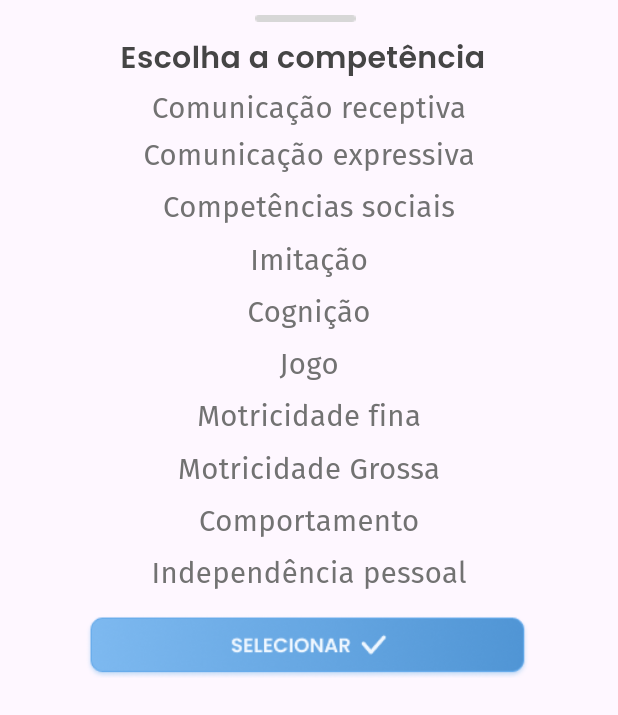
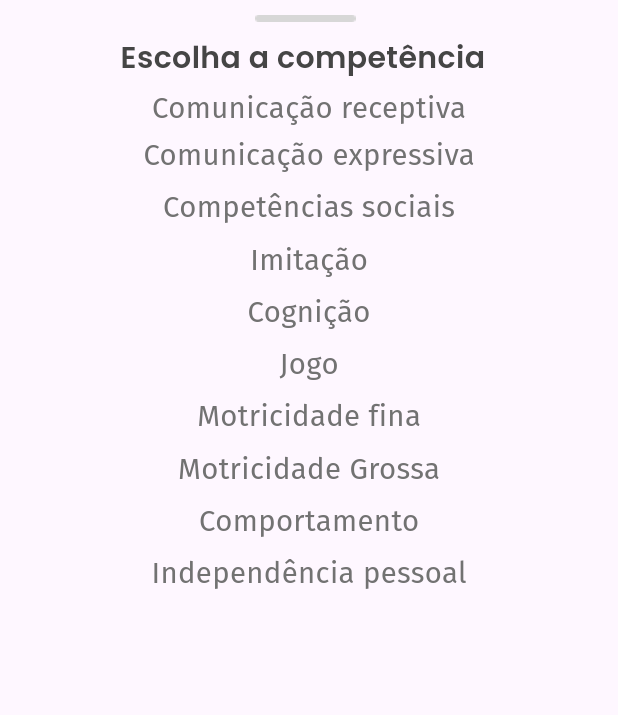
Before and after one commit to Conpec-Projetos/SocialMentes, a Flutter app: the CompetenciasList widget shown alone on an empty page, opened directly, on a phone screen of 412 x 824 dp. Shown: the top 715 px of the screen. Run offline on Flutter 3.47's test engine with Material 3 defaults, Android fonts, the light colour scheme and no system bars; our stand-ins replace google_fonts.

Commit message:
Quando opção é pressionada está ficando azul e quando apertado o botão de selecionar ele some (está certo), só falta sumir a pequena tela quando o botão secelcionar é apertado

```diff
--- a/social_mentes_app/lib/src/view/screens/tela4.dart
+++ b/social_mentes_app/lib/src/view/screens/tela4.dart
@@ -15,6 +15,7 @@ class CreateProtocols extends StatefulWidget {
     bool state_button3 = false;
     bool state_button4 = false;
     bool state_icon_arrow = false;
+    bool iconTapped = false;
 
     Color bordaButton = Color.fromRGBO(171, 171, 171, 1);
 
@@ -57,6 +58,11 @@ class CreateProtocols extends StatefulWidget {
       }
     }
 
+    void uptade_iconTap(bool iconTap){
+      setState(() {
+        iconTapped = iconTap;
+      });
+    }
 
   @override
   Widget build(BuildContext context) {
@@ -483,12 +489,41 @@ class CreateProtocols extends StatefulWidget {
   }
 }
 
-class CompetenciasList extends StatelessWidget{
+class CompetenciasList extends StatefulWidget {
+  @override
+  _CompetenciasListState createState() => _CompetenciasListState();
+}
+
+class _CompetenciasListState extends State<CompetenciasList> {
   final List<String> competencias = [
-    'Comunicação receptiva','Comunicação expressiva',
-    'Competências sociais', "Imitação","Cognição","Jogo","Motricidade fina",
-    "Motricidade Grossa", "Comportamento","Independência pessoal"
+    'Comunicação receptiva', 'Comunicação expressiva',
+    'Competências sociais', "Imitação", "Cognição", "Jogo",
+    "Motricidade fina", "Motricidade Grossa", "Comportamento", "Independência pessoal"
   ];
+
+  int ? index_selecionado;
+
+  bool state_image = false;
+  Color color_word = Color.fromRGBO(114, 114, 114, 1);
+  ImageProvider image_button = AssetImage('images/choose_button.png');
+
+  void check_color(bool stateColor) {
+    setState(() {
+      if (stateColor == true) {
+        color_word = Color.fromRGBO(125, 185, 240, 1); // Cor quando ativo
+      } else {
+        color_word = Color.fromRGBO(114, 114, 114, 1); // Cor quando inativo
+      }
+    });
+  }
+
+  void appear_image(bool state_image){
+    if(state_image == true){
+      image_button = AssetImage('images/choose_button.png');
+    }else{
+      image_button = Null as ImageProvider<Object>;
+    }
+  }
 
   @override
   Widget build(BuildContext context) {
@@ -496,45 +531,76 @@ class CompetenciasList extends StatelessWidget{
     double screenWidht = MediaQuery.of(context).size.width;
 
     return Container(
-      height:screenHeight*463/844 ,
+      height: screenHeight * 463 / 844,
       width: screenWidht,
       child: Stack(
         children: [
           Positioned(
-            top: screenHeight*10/844,
-            left: screenWidht*161/390,
-            child: Image.asset("images/rectangle_detail.png")),
+            top: screenHeight * 10 / 844,
+            left: screenWidht * 161 / 390,
+            child: Image.asset("images/rectangle_detail.png"),
+          ),
           Positioned(
-            top: screenHeight*25/844,
-            left: 76*screenWidht/390,
-            child: Text("Escolha a competência", style: GoogleFonts.poppins(
+            top: screenHeight * 25 / 844,
+            left: 76 * screenWidht / 390,
+            child: Text(
+              "Escolha a competência",
+              style: GoogleFonts.poppins(
                 fontSize: 20,
                 fontWeight: FontWeight.w600,
-              color: Color.fromRGBO(69, 69, 69, 1)
-            ),)),
-            SizedBox(height:97*screenHeight/844 ,),
+                color: Color.fromRGBO(69, 69, 69, 1),
+              ),
+            ),
+          ),
+          SizedBox(height: 97 * screenHeight / 844),
           Expanded(
             child: ListView.builder(
               itemCount: competencias.length,
               itemBuilder: (context, index) {
-                return Padding(
+                return GestureDetector(
+                  child: Padding(
                     padding: index == 0
-                 ? EdgeInsets.only(top:screenHeight*59/844)
-                 : EdgeInsets.all(3.5*screenHeight/844),
+                        ? EdgeInsets.only(top: screenHeight * 59 / 844)
+                        : EdgeInsets.all(3.5 * screenHeight / 844),
                     child: Center(
-                    child: Text(competencias[index], style:GoogleFonts.firaSans(
-                    fontSize: 20*screenHeight/844,
+                      child: Text(
+                        competencias[index],
+                        style: GoogleFonts.firaSans(
+                          fontSize: 20 * screenHeight / 844,
                           fontWeight: FontWeight.w400,
-                    color: Color.fromRGBO(114, 114, 114,1), ),
-                  ) ,),
+                          color: index_selecionado == index
+                          ? Color.fromRGBO(125, 185, 240, 1)
+                          : Color.fromRGBO(114, 114, 114, 1),
+                        ),
+                      ),
+                    ),
+                  ),
+                  onTap: () {
+                    // Alterando o estado e mudando a cor quando clicar
+                    setState(() {
+                      index_selecionado = index;
+                      state_image = true;
+                      appear_image(state_image);
+                    });
+                  },
                 );
-              }
+              },
+            ),
+          ),
+          if(state_image == true)
+            Positioned(
+              top: 420 * screenHeight / 844,
+              left: 19 * screenWidht / 390,
+              child: GestureDetector(
+                child:Image(image: image_button,
+              height: 44*screenHeight/844 ,
+              width: 350*screenWidht/390,
               ) ,
+              onTap: () => setState(() {
+                state_image = false;
+              }),
+              )
             ),
-            Positioned(
-              top:420*screenHeight/844 ,
-              left: 19*screenWidht/390,
-              child: Image.asset("images/choose_button.png", height:44*screenHeight/844 ,width: 350*screenWidht/390,))
         ],
       ),
     );
```
Lines whose indentation alone changed are shown as unchanged.
